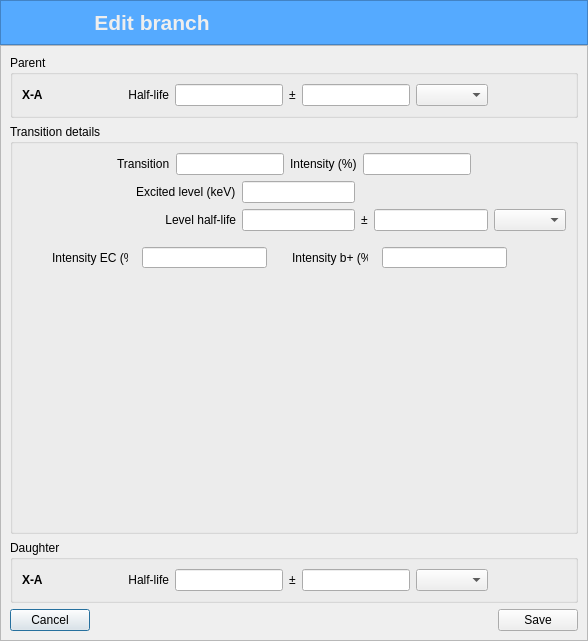
Before: the Qt Designer form UI/DEC/editbranchdialog.ui in ziemastz/DES_v2, drawn with Qt 5.
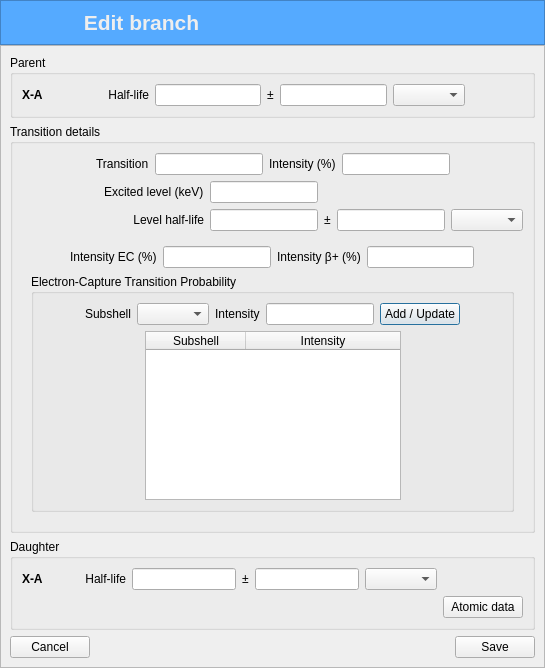
After: the same form once the commit is applied. Icons and pictures are not drawn.

Diff of the .ui file:
```diff
--- a/UI/DEC/editbranchdialog.ui
+++ b/UI/DEC/editbranchdialog.ui
@@ -6,8 +6,8 @@
    <rect>
     <x>0</x>
     <y>0</y>
-    <width>588</width>
-    <height>641</height>
+    <width>545</width>
+    <height>668</height>
    </rect>
   </property>
   <property name="windowTitle">
@@ -555,52 +555,181 @@
             </layout>
            </widget>
            <widget class="QWidget" name="page_ec">
-            <widget class="QLabel" name="label_24">
-             <property name="geometry">
-              <rect>
-               <x>30</x>
-               <y>10</y>
-               <width>76</width>
-               <height>21</height>
-              </rect>
-             </property>
-             <property name="text">
-              <string>Intensity EC (%)</string>
-             </property>
-            </widget>
-            <widget class="QLineEdit" name="lineEdit_16">
-             <property name="geometry">
-              <rect>
-               <x>120</x>
-               <y>10</y>
-               <width>125</width>
-               <height>21</height>
-              </rect>
-             </property>
-            </widget>
-            <widget class="QLabel" name="label_25">
-             <property name="geometry">
-              <rect>
-               <x>270</x>
-               <y>10</y>
-               <width>76</width>
-               <height>21</height>
-              </rect>
-             </property>
-             <property name="text">
-              <string>Intensity b+ (%)</string>
-             </property>
-            </widget>
-            <widget class="QLineEdit" name="lineEdit_17">
-             <property name="geometry">
-              <rect>
-               <x>360</x>
-               <y>10</y>
-               <width>125</width>
-               <height>21</height>
-              </rect>
-             </property>
-            </widget>
+            <layout class="QVBoxLayout" name="verticalLayout_6">
+             <item>
+              <layout class="QHBoxLayout" name="horizontalLayout_3">
+               <item>
+                <spacer name="horizontalSpacer_17">
+                 <property name="orientation">
+                  <enum>Qt::Horizontal</enum>
+                 </property>
+                 <property name="sizeHint" stdset="0">
+                  <size>
+                   <width>40</width>
+                   <height>20</height>
+                  </size>
+                 </property>
+                </spacer>
+               </item>
+               <item>
+                <widget class="QLabel" name="label_24">
+                 <property name="text">
+                  <string>Intensity EC (%)</string>
+                 </property>
+                </widget>
+               </item>
+               <item>
+                <widget class="QLineEdit" name="lineEdit_16"/>
+               </item>
+               <item>
+                <widget class="QLabel" name="label_25">
+                 <property name="text">
+                  <string>Intensity β+ (%)</string>
+                 </property>
+                </widget>
+               </item>
+               <item>
+                <widget class="QLineEdit" name="lineEdit_17"/>
+               </item>
+               <item>
+                <spacer name="horizontalSpacer_18">
+                 <property name="orientation">
+                  <enum>Qt::Horizontal</enum>
+                 </property>
+                 <property name="sizeHint" stdset="0">
+                  <size>
+                   <width>40</width>
+                   <height>20</height>
+                  </size>
+                 </property>
+                </spacer>
+               </item>
+              </layout>
+             </item>
+             <item>
+              <widget class="QGroupBox" name="groupBox_4">
+               <property name="title">
+                <string>Electron-Capture Transition Probability</string>
+               </property>
+               <layout class="QVBoxLayout" name="verticalLayout_5">
+                <item>
+                 <layout class="QHBoxLayout" name="horizontalLayout_7">
+                  <item>
+                   <spacer name="horizontalSpacer_20">
+                    <property name="orientation">
+                     <enum>Qt::Horizontal</enum>
+                    </property>
+                    <property name="sizeHint" stdset="0">
+                     <size>
+                      <width>40</width>
+                      <height>20</height>
+                     </size>
+                    </property>
+                   </spacer>
+                  </item>
+                  <item>
+                   <widget class="QLabel" name="label_27">
+                    <property name="text">
+                     <string>Subshell</string>
+                    </property>
+                   </widget>
+                  </item>
+                  <item>
+                   <widget class="QComboBox" name="comboBox_3"/>
+                  </item>
+                  <item>
+                   <widget class="QLabel" name="label_28">
+                    <property name="text">
+                     <string>Intensity</string>
+                    </property>
+                   </widget>
+                  </item>
+                  <item>
+                   <widget class="QLineEdit" name="lineEdit_18"/>
+                  </item>
+                  <item>
+                   <widget class="QPushButton" name="pushButton_4">
+                    <property name="text">
+                     <string>Add / Update</string>
+                    </property>
+                    <property name="icon">
+                     <iconset resource="resources.qrc">
+                      <normaloff>:/Images/update.png</normaloff>:/Images/update.png</iconset>
+                    </property>
+                   </widget>
+                  </item>
+                  <item>
+                   <spacer name="horizontalSpacer_19">
+                    <property name="orientation">
+                     <enum>Qt::Horizontal</enum>
+                    </property>
+                    <property name="sizeHint" stdset="0">
+                     <size>
+                      <width>40</width>
+                      <height>20</height>
+                     </size>
+                    </property>
+                   </spacer>
+                  </item>
+                 </layout>
+                </item>
+                <item>
+                 <layout class="QHBoxLayout" name="horizontalLayout_2">
+                  <item>
+                   <spacer name="horizontalSpacer_15">
+                    <property name="orientation">
+                     <enum>Qt::Horizontal</enum>
+                    </property>
+                    <property name="sizeHint" stdset="0">
+                     <size>
+                      <width>37</width>
+                      <height>58</height>
+                     </size>
+                    </property>
+                   </spacer>
+                  </item>
+                  <item>
+                   <widget class="QTableWidget" name="tableWidget">
+                    <property name="editTriggers">
+                     <set>QAbstractItemView::NoEditTriggers</set>
+                    </property>
+                    <property name="selectionBehavior">
+                     <enum>QAbstractItemView::SelectRows</enum>
+                    </property>
+                    <attribute name="horizontalHeaderStretchLastSection">
+                     <bool>true</bool>
+                    </attribute>
+                    <column>
+                     <property name="text">
+                      <string>Subshell</string>
+                     </property>
+                    </column>
+                    <column>
+                     <property name="text">
+                      <string>Intensity</string>
+                     </property>
+                    </column>
+                   </widget>
+                  </item>
+                  <item>
+                   <spacer name="horizontalSpacer_16">
+                    <property name="orientation">
+                     <enum>Qt::Horizontal</enum>
+                    </property>
+                    <property name="sizeHint" stdset="0">
+                     <size>
+                      <width>37</width>
+                      <height>58</height>
+                     </size>
+                    </property>
+                   </spacer>
+                  </item>
+                 </layout>
+                </item>
+               </layout>
+              </widget>
+             </item>
+            </layout>
            </widget>
           </widget>
          </item>
@@ -612,62 +741,24 @@
         <property name="title">
          <string>Daughter</string>
         </property>
-        <layout class="QHBoxLayout" name="horizontalLayout_2">
-         <item>
-          <widget class="QLabel" name="daughter_label">
-           <property name="font">
-            <font>
-             <bold>true</bold>
-            </font>
-           </property>
-           <property name="text">
-            <string>X-A</string>
-           </property>
-          </widget>
-         </item>
-         <item>
-          <spacer name="horizontalSpacer_4">
-           <property name="orientation">
-            <enum>Qt::Horizontal</enum>
-           </property>
-           <property name="sizeHint" stdset="0">
-            <size>
-             <width>40</width>
-             <height>20</height>
-            </size>
-           </property>
-          </spacer>
-         </item>
-         <item>
-          <widget class="QLabel" name="label_3">
-           <property name="text">
-            <string>Half-life</string>
-           </property>
-           <property name="alignment">
-            <set>Qt::AlignRight|Qt::AlignTrailing|Qt::AlignVCenter</set>
-           </property>
-          </widget>
-         </item>
-         <item>
-          <widget class="QLineEdit" name="daughter_half_life_value_lineEdit"/>
-         </item>
-         <item>
-          <widget class="QLabel" name="label_4">
-           <property name="text">
-            <string>±</string>
-           </property>
-           <property name="alignment">
-            <set>Qt::AlignCenter</set>
-           </property>
-          </widget>
-         </item>
-         <item>
+        <layout class="QGridLayout" name="gridLayout_6">
+         <item row="0" column="5">
           <widget class="QLineEdit" name="daughter_half_life_uncertainty_lineEdit"/>
          </item>
-         <item>
-          <widget class="QComboBox" name="daughter_half_life_unit_comboBox"/>
+         <item row="0" column="3">
+          <widget class="QLineEdit" name="daughter_half_life_value_lineEdit"/>
          </item>
-         <item>
+         <item row="0" column="2">
+          <widget class="QLabel" name="label_3">
+           <property name="text">
+            <string>Half-life</string>
+           </property>
+           <property name="alignment">
+            <set>Qt::AlignRight|Qt::AlignTrailing|Qt::AlignVCenter</set>
+           </property>
+          </widget>
+         </item>
+         <item row="0" column="7">
           <spacer name="horizontalSpacer_5">
            <property name="orientation">
             <enum>Qt::Horizontal</enum>
@@ -680,6 +771,51 @@
            </property>
           </spacer>
          </item>
+         <item row="0" column="1">
+          <spacer name="horizontalSpacer_4">
+           <property name="orientation">
+            <enum>Qt::Horizontal</enum>
+           </property>
+           <property name="sizeHint" stdset="0">
+            <size>
+             <width>40</width>
+             <height>20</height>
+            </size>
+           </property>
+          </spacer>
+         </item>
+         <item row="0" column="0">
+          <widget class="QLabel" name="daughter_label">
+           <property name="font">
+            <font>
+             <bold>true</bold>
+            </font>
+           </property>
+           <property name="text">
+            <string>X-A</string>
+           </property>
+          </widget>
+         </item>
+         <item row="0" column="6">
+          <widget class="QComboBox" name="daughter_half_life_unit_comboBox"/>
+         </item>
+         <item row="0" column="4">
+          <widget class="QLabel" name="label_4">
+           <property name="text">
+            <string>±</string>
+           </property>
+           <property name="alignment">
+            <set>Qt::AlignCenter</set>
+           </property>
+          </widget>
+         </item>
+         <item row="1" column="7">
+          <widget class="QPushButton" name="pushButton_3">
+           <property name="text">
+            <string>Atomic data</string>
+           </property>
+          </widget>
+         </item>
         </layout>
        </widget>
       </item>
```
